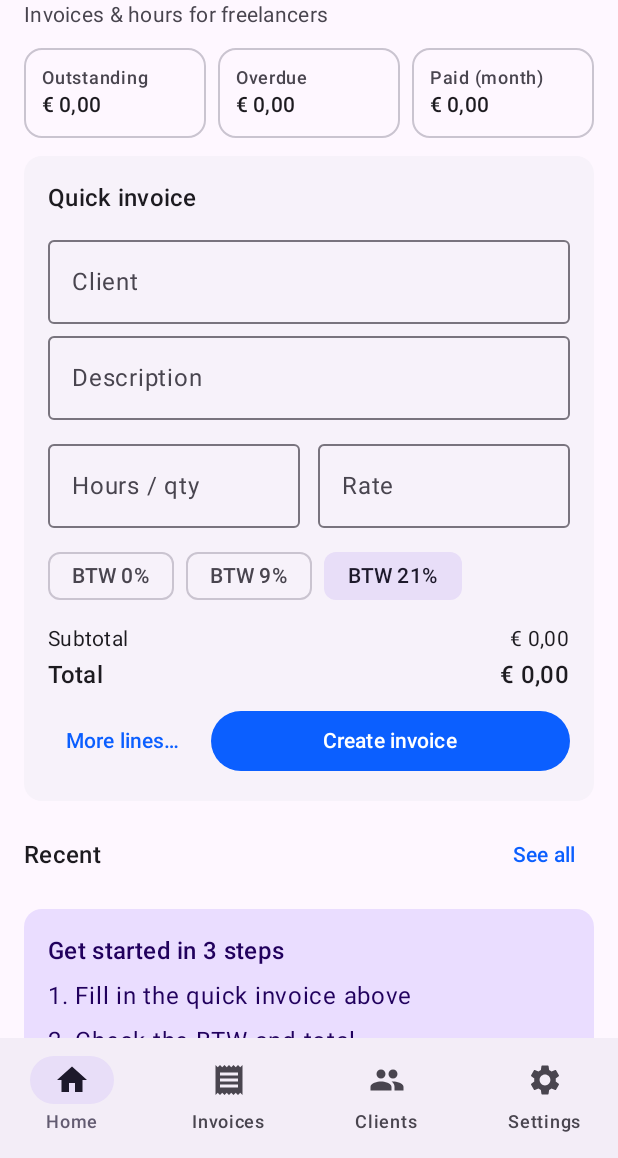
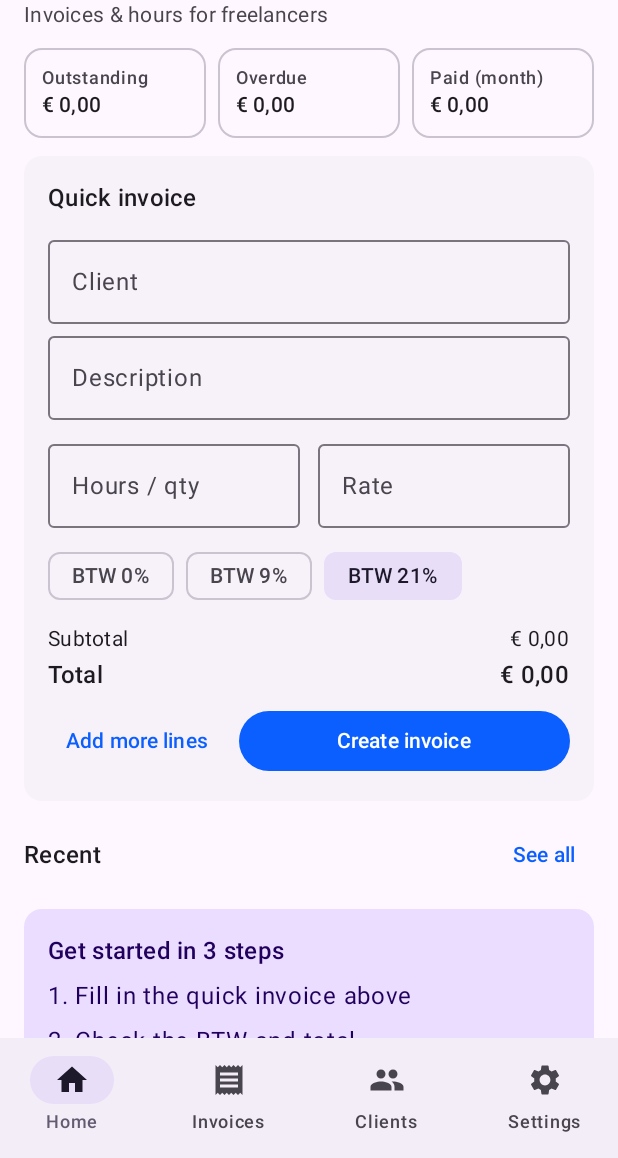
Before and after one commit to raktim1988/app-businesstracker, an Android app built with Jetpack Compose: the screen it shows after launch (MainActivity), on a phone screen of 412 x 824 dp, the part 78-1236 px from its top. Run offline under Robolectric (Android 15) with nearby library versions, the phone set to English and light mode, and no system bars.

Commit message:
Rename More lines to Add more lines

```diff
--- a/androidApp/src/main/kotlin/app/invoicer/android/ui/dashboard/DashboardScreen.kt
+++ b/androidApp/src/main/kotlin/app/invoicer/android/ui/dashboard/DashboardScreen.kt
@@ -76,7 +76,7 @@ fun DashboardScreen(
                     LineFields(0, editor.lines[0], editor.showErrors, editorViewModel)
                     TotalsBlock(editor.totals, Modifier.padding(vertical = 8.dp))
                     Row(horizontalArrangement = Arrangement.spacedBy(8.dp)) {
-                        TextButton(onClick = onOpenEditor) { Text("More lines…") }
+                        TextButton(onClick = onOpenEditor) { Text("Add more lines") }
                         Button(onClick = editorViewModel::save, modifier = Modifier.weight(1f)) {
                             Text("Create invoice")
                         }
```
Also changed, not shown: 2 other files.
